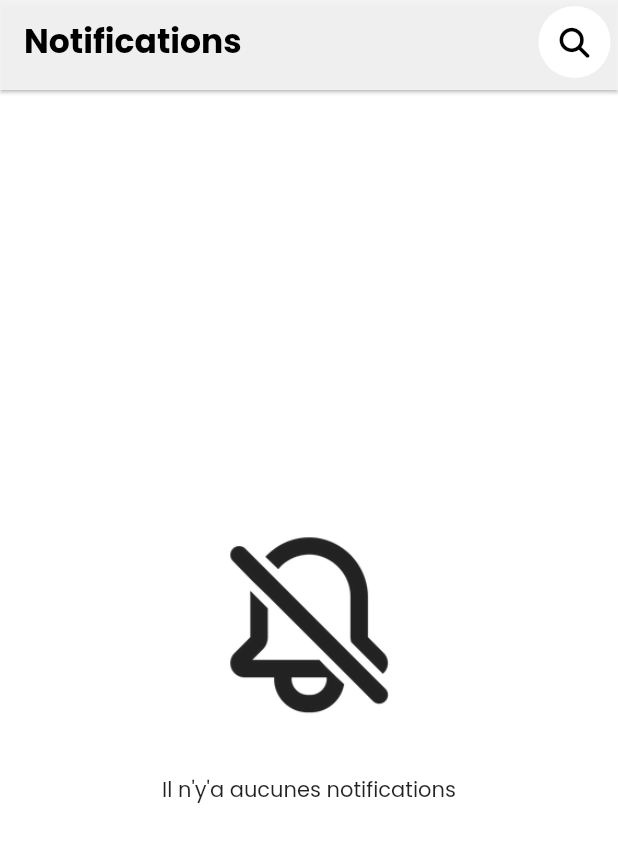
After one commit to pierreEdimo/houlala, a Flutter app: the NotificationScreen screen opened directly, on a phone screen of 412 x 824 dp. The commit adds this screen. Shown: the top 842 px of the screen. Run offline on Flutter 3.47's test engine with Material 2 defaults, Android fonts, the phone set to English and light mode, and no system bars; our stand-ins replace auto_size_text, connectivity_plus, flutter_dotenv, flutter_markdown, flutter_secure_storage, font_awesome_flutter and 3 more; accounts and stored records are empty; network calls fail.

Commit message:
ajouter le widget pour afficher quand on est pas connecte

```diff
--- a/lib/main.dart
+++ b/lib/main.dart
@@ -17,6 +17,7 @@ import 'package:houlala/service/auth_service.dart';
 import 'package:houlala/service/cart_item_service.dart';
 import 'package:houlala/service/category_service.dart';
 import 'package:houlala/service/comment_service.dart';
+import 'package:houlala/service/connectivity_service.dart';
 import 'package:houlala/service/job_service.dart';
 import 'package:houlala/service/page_service.dart';
 import 'package:houlala/service/post_service.dart';
@@ -66,7 +67,8 @@ class MyApp extends StatelessWidget {
         ChangeNotifierProvider(create: (context) => WordService()),
         ChangeNotifierProvider(create: (context) => AuthService()),
         ChangeNotifierProvider(create: (context) => CommentService()),
-        ChangeNotifierProvider(create: (context) => CartItemService())
+        ChangeNotifierProvider(create: (context) => CartItemService()),
+        ChangeNotifierProvider(create: (context) => ConnectivityService())
       ],
       builder: (context, child) {
         return Sizer(builder: (context, orientation, deviceType) {
--- a/lib/screens/cart_item_screen.dart
+++ b/lib/screens/cart_item_screen.dart
@@ -1,6 +1,6 @@
 import 'package:flutter/material.dart';
+import 'package:houlala/widget/container_wirth_connectivity_checker.dart';
 import 'package:houlala/widget/list_of_cart_items.dart';
-import 'package:houlala/widget/standard_app_bar.dart';
 import 'package:houlala/widget/standard_custom_app_bar.dart';
 
 class CartItemScreen extends StatelessWidget {
@@ -12,7 +12,9 @@ class CartItemScreen extends StatelessWidget {
       appBar: CustomAppBar(
         title: "Mon Panier",
       ),
-      body: const ListOfCartItems(),
+      body: const ContainerWithConnectivityChecker(
+        child: ListOfCartItems(),
+      ),
     );
   }
 }
--- a/lib/screens/discover_screen.dart
+++ b/lib/screens/discover_screen.dart
@@ -1,4 +1,5 @@
 import 'package:flutter/material.dart';
+import 'package:houlala/widget/container_wirth_connectivity_checker.dart';
 import 'package:houlala/widget/discover_container.dart';
 import 'package:houlala/widget/standard_custom_app_bar.dart';
 
@@ -11,7 +12,9 @@ class DiscoverScreen extends StatelessWidget {
       appBar: CustomAppBar(
         title: "Decouvrez",
       ),
-      body: DiscoverContainer(),
+      body: ContainerWithConnectivityChecker(
+        child: DiscoverContainer(),
+      ),
     );
   }
 }
--- a/lib/screens/home_screen.dart
+++ b/lib/screens/home_screen.dart
@@ -1,5 +1,6 @@
 import 'package:flutter/material.dart';
 import 'package:flutter_dotenv/flutter_dotenv.dart';
+import 'package:houlala/widget/container_wirth_connectivity_checker.dart';
 import 'package:houlala/widget/grid_of_jobs.dart';
 import 'package:houlala/widget/grid_pages.dart';
 import 'package:houlala/widget/list_of_posts.dart';
@@ -20,7 +21,8 @@ class HomeScreen extends StatelessWidget {
       appBar: CustomAppBar(
         title: 'houlala',
       ),
-      body: SingleChildScrollView(
+      body: ContainerWithConnectivityChecker(
+        child: SingleChildScrollView(
           child: Column(
             children: [
               CustomBoxContainer(
@@ -109,6 +111,7 @@ class HomeScreen extends StatelessWidget {
             ],
           ),
         ),
+      ),
     );
   }
 }
--- a/lib/screens/notification_screen.dart
+++ b/lib/screens/notification_screen.dart
@@ -1,4 +1,5 @@
 import 'package:flutter/material.dart';
+import 'package:houlala/widget/container_wirth_connectivity_checker.dart';
 import 'package:houlala/widget/standard_custom_app_bar.dart';
 
 class NotificationScreen extends StatelessWidget {
@@ -10,7 +11,8 @@ class NotificationScreen extends StatelessWidget {
       appBar: CustomAppBar(
         title: "Notifications",
       ),
-      body: Center(
+      body: ContainerWithConnectivityChecker(
+        child: Center(
           child: Column(
             mainAxisAlignment: MainAxisAlignment.center,
             children: const [
@@ -25,6 +27,7 @@ class NotificationScreen extends StatelessWidget {
             ],
           ),
         ),
+      ),
     );
   }
 }
--- /dev/null
+++ b/lib/service/connectivity_service.dart
@@ -0,0 +1,10 @@
+import 'package:flutter/cupertino.dart';
+import 'package:connectivity_plus/connectivity_plus.dart';
+
+class ConnectivityService extends ChangeNotifier{
+
+  Future<ConnectivityResult> checkConnectivity() async{
+    ConnectivityResult? result = await Connectivity().checkConnectivity();
+    return result;
+  }
+}
--- /dev/null
+++ b/lib/widget/container_wirth_connectivity_checker.dart
@@ -0,0 +1,47 @@
+import 'package:connectivity_plus/connectivity_plus.dart';
+import 'package:flutter/material.dart';
+import 'package:houlala/helper/constants.dart';
+import 'package:houlala/service/connectivity_service.dart';
+import 'package:provider/provider.dart';
+
+class ContainerWithConnectivityChecker extends StatelessWidget {
+  final Widget? child;
+
+  const ContainerWithConnectivityChecker({
+    Key? key,
+    this.child,
+  }) : super(key: key);
+
+  @override
+  Widget build(BuildContext context) {
+    return FutureBuilder(
+      future: Provider.of<ConnectivityService>(context).checkConnectivity(),
+      builder: (BuildContext context, AsyncSnapshot<dynamic> snapshot) {
+        ConnectivityResult? result = snapshot.data;
+
+        switch (result) {
+          case ConnectivityResult.bluetooth:
+          case ConnectivityResult.wifi:
+          case ConnectivityResult.ethernet:
+          case ConnectivityResult.mobile:
+            return child!;
+          case ConnectivityResult.none:
+            return Center(child: Column(
+              mainAxisAlignment: MainAxisAlignment.center,
+              children: const [
+                ImageIcon(
+                  AssetImage("images/wifi-x.png"),
+                  size: 140,
+                ),
+                standardSizedBox,
+                Text("Vous n'etes pas connecte a Internet")
+              ],
+            ),);
+          case null:
+          default:
+            return Container();
+        }
+      },
+    );
+  }
+}
--- a/pubspec.yaml
+++ b/pubspec.yaml
@@ -85,6 +85,7 @@ flutter:
          - asset: fonts/Poppins-Bold.ttf
 
   assets:
+    - images/wifi-x.png
     - images/comment.png
     - images/no-notification.png
     - images/cart.png
```
Also changed, not shown: lib/screens/user_screen.dart (+4 -4 lines), lib/widget/post_body_container.dart (+4 -5 lines), lib/widget/post_container.dart (+5 -21 lines), images/wifi-x.png (added). Lines whose indentation alone changed are shown as unchanged.
